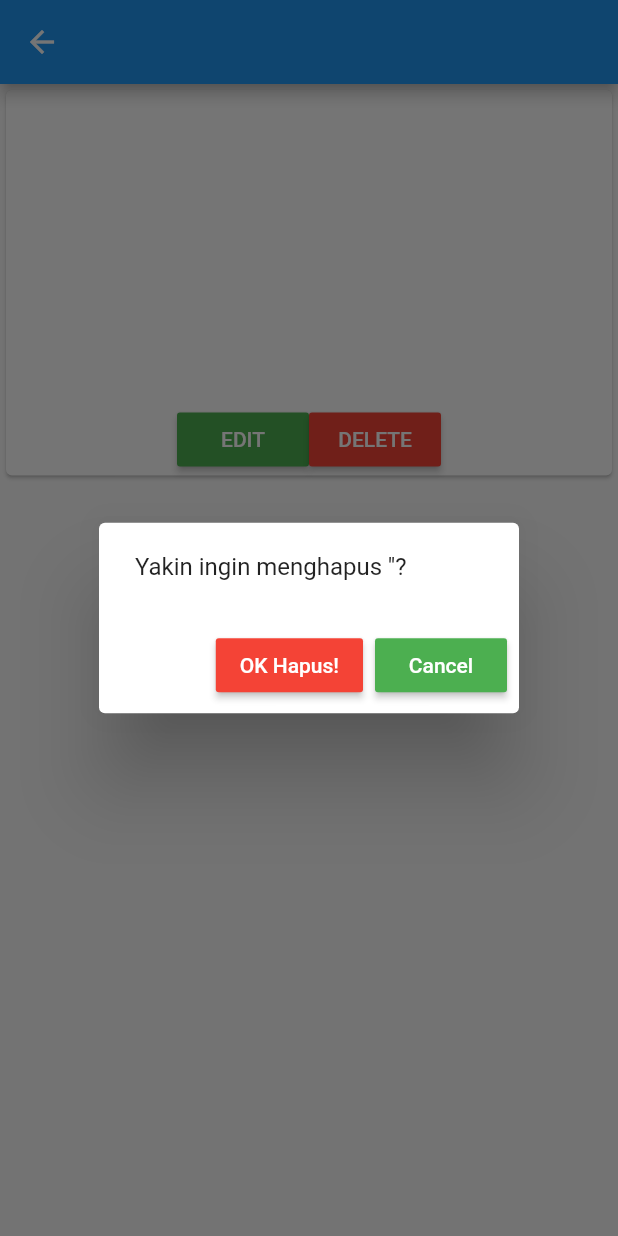
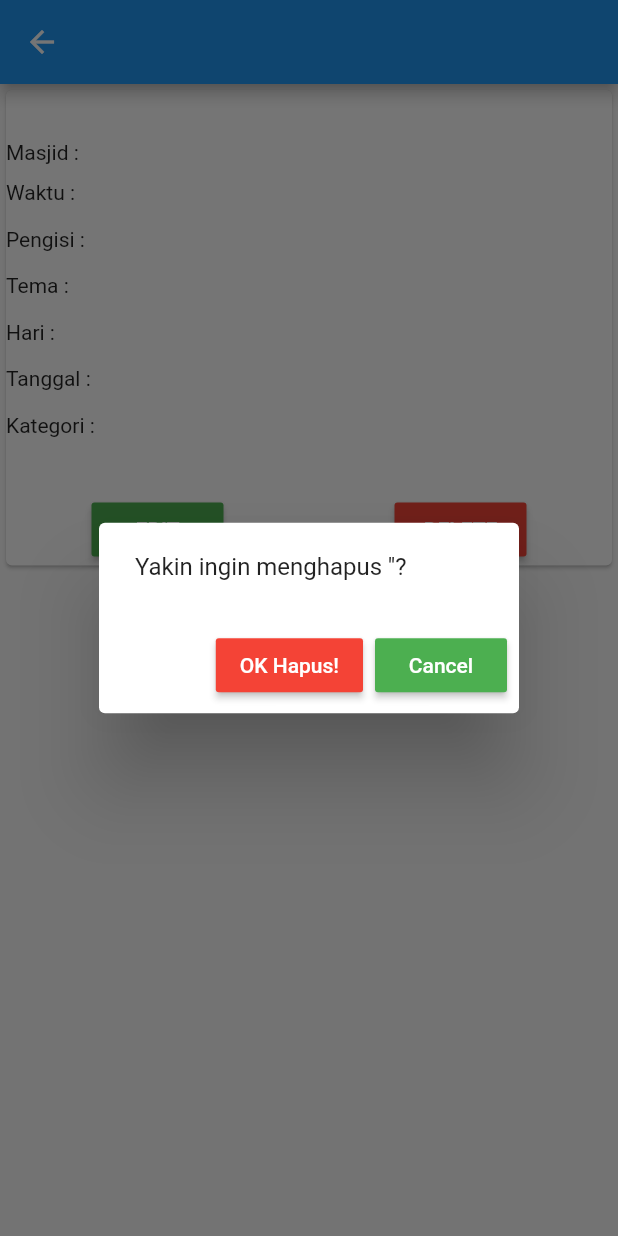
Before and after one commit to gintoki05/crud-flutter, a Flutter app: the Detail screen opened directly with empty values, after a tap on "DELETE", on a phone screen of 412 x 824 dp. Run offline on Flutter 3.47's test engine with Material 2 defaults, Android fonts, the phone set to English and light mode, and no system bars; network calls fail.

Commit message:
fix layout

```diff
--- a/lib/detail.dart
+++ b/lib/detail.dart
@@ -48,9 +48,12 @@ class _DetailState extends State<Detail> {
                 color: Colors.red,
                 onPressed: () {
                   deleteData();
-                  Navigator.of(context).push(MaterialPageRoute(
-                    builder: (BuildContext context) => MyApp(),
-                  ));
+                  Navigator.pop(context);
+                  Navigator.pushReplacement(
+                    context,
+                    MaterialPageRoute(
+                        builder: (BuildContext context) => MyApp()),
+                  );
                 },
               ),
               RaisedButton(
@@ -78,39 +81,102 @@ class _DetailState extends State<Detail> {
                   Padding(
                     padding: const EdgeInsets.only(top: 30.0),
                   ),
-                  Text(
+                  Row(
+                    children: <Widget>[
+                      Text('Masjid :'),
+                      Expanded(
+                          child: Container(
+                        margin: EdgeInsets.fromLTRB(10.0, 0.0, 0.0, 5.0),
+                        child: Text(
                           widget.masjid,
-                    style: TextStyle(fontSize: 20.0),
+                          style: TextStyle(fontSize: 15.0),
                         ),
-                  Text(
-                    widget.id,
-                    style: TextStyle(fontSize: 18.0),
+                      ))
+                    ],
                   ),
-                  Text(
+                  Row(
+                    children: <Widget>[
+                      Text('Waktu :'),
+                      Expanded(
+                          child: Container(
+                        margin: EdgeInsets.fromLTRB(10.0, 8.0, 0.0, 5.0),
+                        child: Text(
+                          widget.waktu,
+                          style: TextStyle(fontSize: 15.0),
+                        ),
+                      ))
+                    ],
+                  ),
+                  Row(
+                    children: <Widget>[
+                      Text('Pengisi :'),
+                      Expanded(
+                          child: Container(
+                        margin: EdgeInsets.fromLTRB(10.0, 8.0, 0.0, 5.0),
+                        child: Text(
                           widget.pengisi,
-                    style: TextStyle(fontSize: 18.0),
+                          style: TextStyle(fontSize: 15.0),
                         ),
-                  Text(
+                      ))
+                    ],
+                  ),
+                  Row(
+                    children: <Widget>[
+                      Text('Tema :'),
+                      Expanded(
+                          child: Container(
+                        margin: EdgeInsets.fromLTRB(10.0, 8.0, 0.0, 5.0),
+                        child: Text(
                           widget.tema,
-                    style: TextStyle(fontSize: 18.0),
+                          style: TextStyle(fontSize: 15.0),
                         ),
-                  Text(
+                      ))
+                    ],
+                  ),
+                  Row(
+                    children: <Widget>[
+                      Text('Hari :'),
+                      Expanded(
+                          child: Container(
+                        margin: EdgeInsets.fromLTRB(10.0, 8.0, 0.0, 5.0),
+                        child: Text(
                           widget.hari,
-                    style: TextStyle(fontSize: 18.0),
+                          style: TextStyle(fontSize: 15.0),
                         ),
-                  Text(
+                      ))
+                    ],
+                  ),
+                  Row(
+                    children: <Widget>[
+                      Text('Tanggal :'),
+                      Expanded(
+                          child: Container(
+                        margin: EdgeInsets.fromLTRB(10.0, 8.0, 0.0, 5.0),
+                        child: Text(
                           widget.tanggal,
-                    style: TextStyle(fontSize: 18.0),
+                          style: TextStyle(fontSize: 15.0),
                         ),
-                  Text(
+                      ))
+                    ],
+                  ),
+                  Row(
+                    children: <Widget>[
+                      Text('Kategori :'),
+                      Expanded(
+                          child: Container(
+                        margin: EdgeInsets.fromLTRB(10.0, 8.0, 0.0, 5.0),
+                        child: Text(
                           widget.kategori,
-                    style: TextStyle(fontSize: 18.0),
+                          style: TextStyle(fontSize: 15.0),
+                        ),
+                      ))
+                    ],
                   ),
                   Padding(
                     padding: const EdgeInsets.only(top: 30.0),
                   ),
                   Row(
-                    mainAxisSize: MainAxisSize.min,
+                    mainAxisAlignment: MainAxisAlignment.spaceAround,
                     children: <Widget>[
                       RaisedButton(
                         child: Text(
```
Also changed, not shown: lib/add_data.dart (+6 -2 lines), lib/edit.dart (+6 -2 lines), lib/main.dart (+28 -1 lines). Lines whose indentation alone changed are shown as unchanged.
